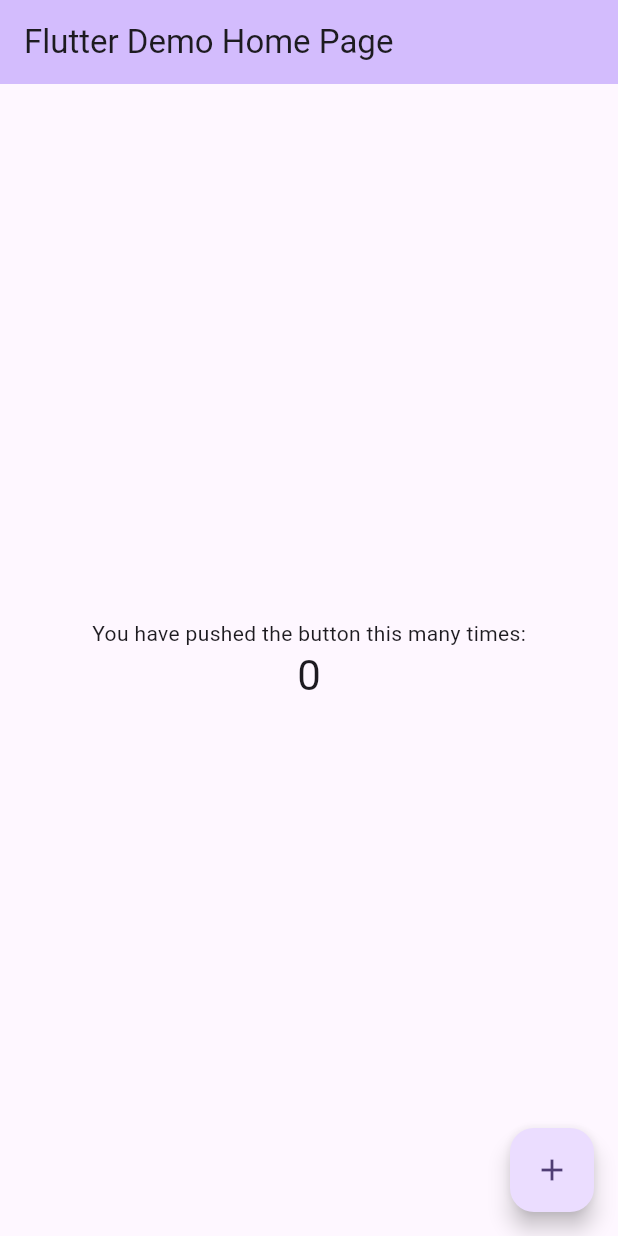
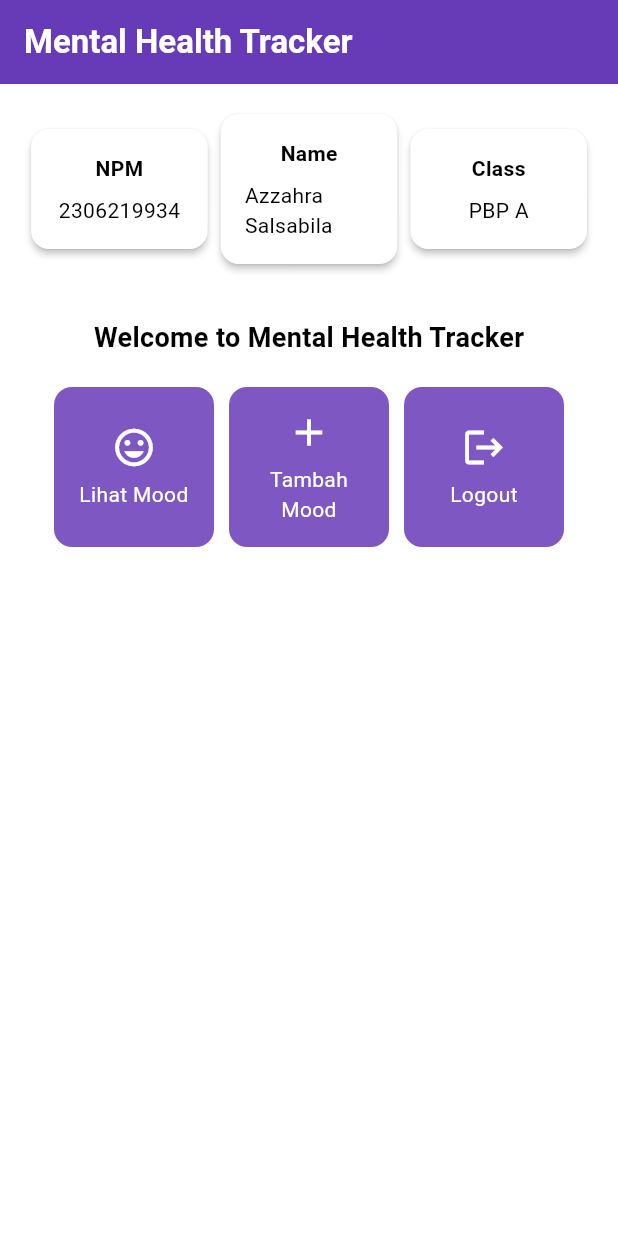
Before and after one commit to jalavienrose/mental-health-tracker-mobile, a Flutter app: the screen it shows after launch, on a phone screen of 412 x 824 dp. Run offline on Flutter 3.47's test engine with Material 3 defaults, Android fonts, the phone set to English and light mode, and no system bars.

Commit message:
update tutorial 6

```diff
--- a/lib/main.dart
+++ b/lib/main.dart
@@ -1,4 +1,5 @@
 import 'package:flutter/material.dart';
+import 'package:mental_health_tracker/menu.dart';
 
 void main() {
   runApp(const MyApp());
@@ -13,7 +14,9 @@ class MyApp extends StatelessWidget {
     return MaterialApp(
       title: 'Flutter Demo',
       theme: ThemeData(
-        // This is the theme of your application.
+        colorScheme: ColorScheme.fromSwatch(
+            primarySwatch: Colors.deepPurple,
+        ).copyWith(secondary: Colors.deepPurple[400]),
         //
         // TRY THIS: Try running your application with "flutter run". You'll see
         // the application has a purple toolbar. Then, without quitting the app,
@@ -28,98 +31,9 @@ class MyApp extends StatelessWidget {
         //
         // This works for code too, not just values: Most code changes can be
         // tested with just a hot reload.
-        colorScheme: ColorScheme.fromSeed(seedColor: Colors.deepPurple),
         useMaterial3: true,
       ),
-      home: const MyHomePage(title: 'Flutter Demo Home Page'),
+      home: MyHomePage(),
     );
   }
 }
-
-class MyHomePage extends StatefulWidget {
-  const MyHomePage({super.key, required this.title});
-
-  // This widget is the home page of your application. It is stateful, meaning
-  // that it has a State object (defined below) that contains fields that affect
-  // how it looks.
-
-  // This class is the configuration for the state. It holds the values (in this
-  // case the title) provided by the parent (in this case the App widget) and
-  // used by the build method of the State. Fields in a Widget subclass are
-  // always marked "final".
-
-  final String title;
-
-  @override
-  State<MyHomePage> createState() => _MyHomePageState();
-}
-
-class _MyHomePageState extends State<MyHomePage> {
-  int _counter = 0;
-
-  void _incrementCounter() {
-    setState(() {
-      // This call to setState tells the Flutter framework that something has
-      // changed in this State, which causes it to rerun the build method below
-      // so that the display can reflect the updated values. If we changed
-      // _counter without calling setState(), then the build method would not be
-      // called again, and so nothing would appear to happen.
-      _counter++;
-    });
-  }
-
-  @override
-  Widget build(BuildContext context) {
-    // This method is rerun every time setState is called, for instance as done
-    // by the _incrementCounter method above.
-    //
-    // The Flutter framework has been optimized to make rerunning build methods
-    // fast, so that you can just rebuild anything that needs updating rather
-    // than having to individually change instances of widgets.
-    return Scaffold(
-      appBar: AppBar(
-        // TRY THIS: Try changing the color here to a specific color (to
-        // Colors.amber, perhaps?) and trigger a hot reload to see the AppBar
-        // change color while the other colors stay the same.
-        backgroundColor: Theme.of(context).colorScheme.inversePrimary,
-        // Here we take the value from the MyHomePage object that was created by
-        // the App.build method, and use it to set our appbar title.
-        title: Text(widget.title),
-      ),
-      body: Center(
-        // Center is a layout widget. It takes a single child and positions it
-        // in the middle of the parent.
-        child: Column(
-          // Column is also a layout widget. It takes a list of children and
-          // arranges them vertically. By default, it sizes itself to fit its
-          // children horizontally, and tries to be as tall as its parent.
-          //
-          // Column has various properties to control how it sizes itself and
-          // how it positions its children. Here we use mainAxisAlignment to
-          // center the children vertically; the main axis here is the vertical
-          // axis because Columns are vertical (the cross axis would be
-          // horizontal).
-          //
-          // TRY THIS: Invoke "debug painting" (choose the "Toggle Debug Paint"
-          // action in the IDE, or press "p" in the console), to see the
-          // wireframe for each widget.
-          mainAxisAlignment: MainAxisAlignment.center,
-          children: <Widget>[
-            const Text(
-              'You have pushed the button this many times:',
-            ),
-            Text(
-              '$_counter',
-              style: Theme.of(context).textTheme.headlineMedium,
-            ),
-          ],
-        ),
-      ),
-      floatingActionButton: FloatingActionButton(
-        onPressed: _incrementCounter,
-        tooltip: 'Increment',
-        child: const Icon(Icons.add),
-      ), // This trailing comma makes auto-formatting nicer for build methods.
-    );
-  }
-}
--- /dev/null
+++ b/lib/menu.dart
@@ -0,0 +1,187 @@
+import 'package:flutter/material.dart';
+
+class MyHomePage extends StatelessWidget {
+  final String npm = '2306219934'; // NPM
+  final String name = 'Azzahra Salsabila'; // Nama
+  final String className = 'PBP A'; // Kelas
+  MyHomePage({super.key});
+
+  final List<ItemHomepage> items = [
+         ItemHomepage("Lihat Mood", Icons.mood),
+         ItemHomepage("Tambah Mood", Icons.add),
+         ItemHomepage("Logout", Icons.logout),
+  ];
+
+   @override
+  Widget build(BuildContext context) {
+    // Scaffold menyediakan struktur dasar halaman dengan AppBar dan body.
+    return Scaffold(
+      // AppBar adalah bagian atas halaman yang menampilkan judul.
+      appBar: AppBar(
+        // Judul aplikasi "Mental Health Tracker" dengan teks putih dan tebal.
+        title: const Text(
+          'Mental Health Tracker',
+          style: TextStyle(
+            color: Colors.white,
+            fontWeight: FontWeight.bold,
+          ),
+        ),
+        // Warna latar belakang AppBar diambil dari skema warna tema aplikasi.
+        backgroundColor: Theme.of(context).colorScheme.primary,
+      ),
+      // Body halaman dengan padding di sekelilingnya.
+      body: Padding(
+        padding: const EdgeInsets.all(16.0),
+        // Menyusun widget secara vertikal dalam sebuah kolom.
+        child: Column(
+          crossAxisAlignment: CrossAxisAlignment.center,
+          children: [
+            // Row untuk menampilkan 3 InfoCard secara horizontal.
+            Row(
+              mainAxisAlignment: MainAxisAlignment.spaceEvenly,
+              children: [
+                InfoCard(title: 'NPM', content: npm),
+                InfoCard(title: 'Name', content: name),
+                InfoCard(title: 'Class', content: className),
+              ],
+            ),
+
+            // Memberikan jarak vertikal 16 unit.
+            const SizedBox(height: 16.0),
+
+            // Menempatkan widget berikutnya di tengah halaman.
+            Center(
+              child: Column(
+                // Menyusun teks dan grid item secara vertikal.
+
+                children: [
+                  // Menampilkan teks sambutan dengan gaya tebal dan ukuran 18.
+                  const Padding(
+                    padding: EdgeInsets.only(top: 16.0),
+                    child: Text(
+                      'Welcome to Mental Health Tracker',
+                      style: TextStyle(
+                        fontWeight: FontWeight.bold,
+                        fontSize: 18.0,
+                      ),
+                    ),
+                  ),
+
+                  // Grid untuk menampilkan ItemCard dalam bentuk grid 3 kolom.
+                  GridView.count(
+                    primary: true,
+                    padding: const EdgeInsets.all(20),
+                    crossAxisSpacing: 10,
+                    mainAxisSpacing: 10,
+                    crossAxisCount: 3,
+                    // Agar grid menyesuaikan tinggi kontennya.
+                    shrinkWrap: true,
+
+                    // Menampilkan ItemCard untuk setiap item dalam list items.
+                    children: items.map((ItemHomepage item) {
+                      return ItemCard(item);
+                    }).toList(),
+                  ),
+                ],
+              ),
+            ),
+          ],
+        ),
+      ),
+    );
+  }
+}
+
+class InfoCard extends StatelessWidget {
+  // Kartu informasi yang menampilkan title dan content.
+
+  final String title;  // Judul kartu.
+  final String content;  // Isi kartu.
+
+  const InfoCard({super.key, required this.title, required this.content});
+
+  @override
+  Widget build(BuildContext context) {
+    return Card(
+      // Membuat kotak kartu dengan bayangan dibawahnya.
+      elevation: 2.0,
+      child: Container(
+        // Mengatur ukuran dan jarak di dalam kartu.
+        width: MediaQuery.of(context).size.width / 3.5, // menyesuaikan dengan lebar device yang digunakan.
+        padding: const EdgeInsets.all(16.0),
+        // Menyusun title dan content secara vertikal.
+        child: Column(
+          children: [
+            Text(
+              title,
+              style: const TextStyle(fontWeight: FontWeight.bold),
+            ),
+            const SizedBox(height: 8.0),
+            Text(content),
+          ],
+        ),
+      ),
+    );
+  }
+}
+
+class ItemHomepage {
+     final String name;
+     final IconData icon;
+
+     ItemHomepage(this.name, this.icon);
+}
+
+class ItemCard extends StatelessWidget {
+  // Menampilkan kartu dengan ikon dan nama.
+
+  final ItemHomepage item;
+
+  const ItemCard(this.item, {super.key});
+
+  @override
+  Widget build(BuildContext context) {
+    return Material(
+      // Menentukan warna latar belakang dari tema aplikasi.
+      color: Theme.of(context).colorScheme.secondary,
+      // Membuat sudut kartu melengkung.
+      borderRadius: BorderRadius.circular(12),
+
+      child: InkWell(
+        // Aksi ketika kartu ditekan.
+        onTap: () {
+          // Menampilkan pesan SnackBar saat kartu ditekan.
+          ScaffoldMessenger.of(context)
+            ..hideCurrentSnackBar()
+            ..showSnackBar(
+              SnackBar(content: Text("Kamu telah menekan tombol ${item.name}!"))
+            );
+        },
+        // Container untuk menyimpan Icon dan Text
+        child: Container(
+          padding: const EdgeInsets.all(8),
+          child: Center(
+            child: Column(
+              // Menyusun ikon dan teks di tengah kartu.
+              mainAxisAlignment: MainAxisAlignment.center,
+              children: [
+                Icon(
+                  item.icon,
+                  color: Colors.white,
+                  size: 30.0,
+                ),
+                const Padding(padding: EdgeInsets.all(3)),
+                Text(
+                  item.name,
+                  textAlign: TextAlign.center,
+                  style: const TextStyle(color: Colors.white),
+                ),
+              ],
+            ),
+          ),
+        ),
+      ),
+    );
+  }
+
+}
```
